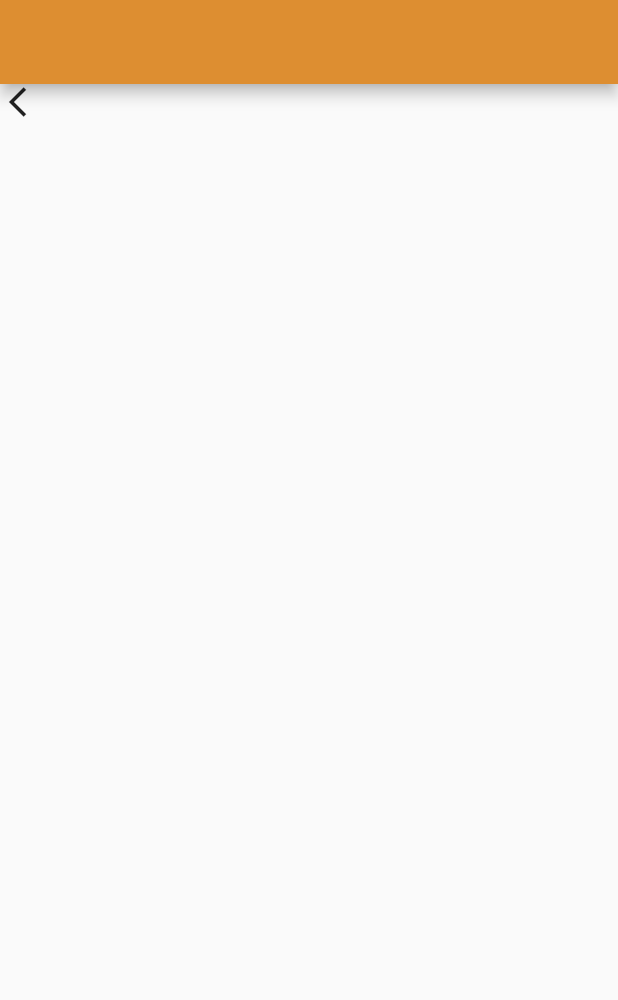
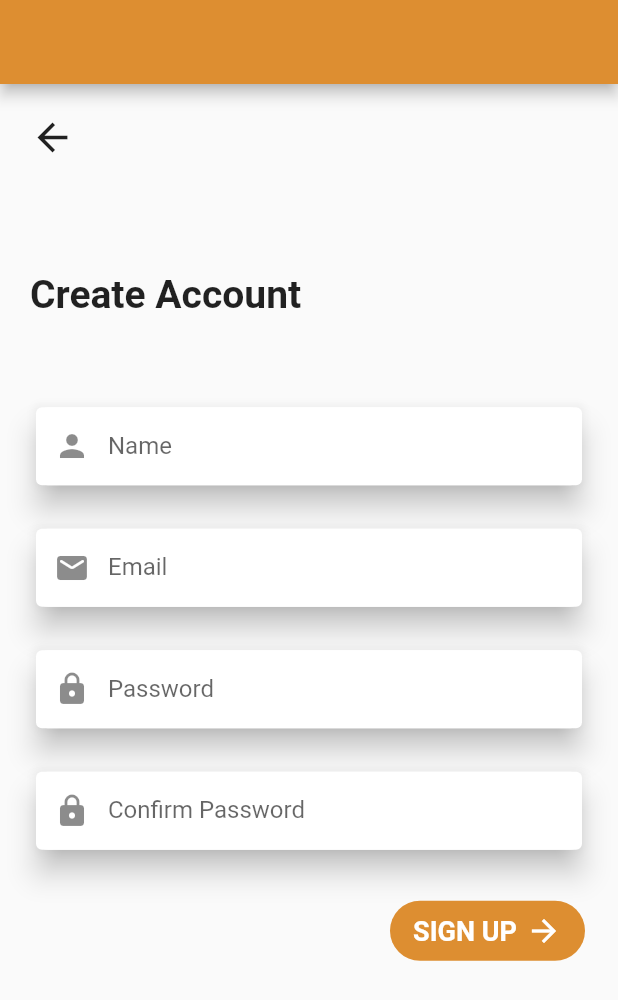
Before and after one commit to sameeranand12/ttmf-app, a Flutter app: the screen it shows after launch, after a tap on "LOGIN", on a phone screen of 412 x 824 dp. Shown: the top 1000 px of the screen. Run offline on Flutter 3.47's test engine with Material 2 defaults, Android fonts, the phone set to English and light mode, and no system bars.

Commit message:
Sign up screen done

```diff
--- /dev/null
+++ b/lib/enterfield.dart
@@ -0,0 +1,54 @@
+import 'package:flutter/material.dart';
+
+class EnterField extends StatelessWidget {
+
+
+  final IconData icons;
+
+  final String title;
+  var _controller = TextEditingController();
+
+  final bool isPassword;
+
+
+  EnterField(this.title,this.icons ,  {this.isPassword = false});
+
+
+  @override
+  Widget build(BuildContext context) {
+    return Container(
+
+      margin: EdgeInsets.only( left: 20 ,right: 20),
+
+     // margin: EdgeInsets.symmetric(vertical: 6),
+      child: Column(
+        crossAxisAlignment: CrossAxisAlignment.start,
+        children: [
+          SizedBox(
+            height: 21,
+          ),
+          Container(
+            height: 60,
+            child: Card(
+              elevation: 8,
+              child: TextField(
+                controller: _controller,
+                obscureText: isPassword,
+                decoration: InputDecoration(
+                  prefixIcon:Icon(icons),
+                  border: OutlineInputBorder(
+                      borderSide: BorderSide.none,
+                      borderRadius: BorderRadius.circular(8)),
+                  fillColor: Colors.white,
+                  filled: true,
+                  labelText: title,
+
+                ),
+              ),
+            ),
+          )
+        ],
+      ),
+    );
+  }
+}
--- a/lib/homepage.dart
+++ b/lib/homepage.dart
@@ -13,8 +13,6 @@ class _HomePageState extends State<HomePage> {
   @override
   Widget build(BuildContext context) {
     return Material(
-       child: SingleChildScrollView(
-
        child: Column(
          mainAxisAlignment: MainAxisAlignment.spaceAround,
          // crossAxisAlignment: CrossAxisAlignment.stretch,
@@ -70,7 +68,16 @@ class _HomePageState extends State<HomePage> {
                  ),
                  Row(
                    children: [
-                        Container(
+                     InkWell(
+                       onTap: () {
+                         Navigator.push(
+                           context,
+                           MaterialPageRoute(
+                             builder: (context) => Sign(),
+                           ),
+                         );
+                       },
+                       child: Container(
                          height: 59,
                          width: 146,
                          decoration: BoxDecoration(
@@ -90,7 +97,17 @@ class _HomePageState extends State<HomePage> {
                            ),
                          ),
                        ),
-                        Container(
+                     ),
+                     InkWell(
+                       onTap: () {
+                         Navigator.push(
+                           context,
+                           MaterialPageRoute(
+                             builder: (context) => Sign(),
+                           ),
+                         );
+                       },
+                       child: Container(
                          height: 59,
                          width: 146,
                          decoration: BoxDecoration(
@@ -99,15 +116,6 @@ class _HomePageState extends State<HomePage> {
                          ),
                          margin: EdgeInsets.fromLTRB(27, 30, 0, 0),
                          child: Center(
-                            child: InkWell(
-                              onTap: () {
-                                Navigator.push(
-                                  context,
-                                  MaterialPageRoute(//dfxcvfdv
-                                    builder: (context) => Sign(),
-                                  ),
-                                );
-                              },
                            child: Text(
                              'LOGIN',
                              style: TextStyle(
@@ -127,8 +135,6 @@ class _HomePageState extends State<HomePage> {
            ),
          ],
        ),
-
-      ),
     );
   }
 }
--- a/lib/signincreen.dart
+++ b/lib/signincreen.dart
@@ -1,5 +1,6 @@
 import 'package:flutter/material.dart';
 import 'package:flutter/cupertino.dart';
+import 'package:ttmf/enterfield.dart';
 import 'package:ttmf/homepage.dart';
 
 
@@ -19,10 +20,14 @@ class _SignState extends State<Sign> {
         appBar: AppBar(
           backgroundColor:Color(0xffDD8E31),
 
-        ), //AppBar
-     body: Column(
+        ),
+
+     body: SingleChildScrollView(
+       child: Column(
+ crossAxisAlignment: CrossAxisAlignment.start,
          children: [
            Container(
+             margin: EdgeInsets.only(top: 20.5 ,left: 20 ),
              child: InkWell(
                onTap: () {
                  Navigator.pop(context);
@@ -35,13 +40,67 @@ class _SignState extends State<Sign> {
                           },
 
                child: Icon(
-               Icons.arrow_back_ios_outlined),
+                 Icons.arrow_back,
+               size: 30,),
+             ),
+        ),
+SizedBox(
+  height: 75,
+),
+           Container(
+             margin: EdgeInsets.only( left: 20),
+             child: Text(
+               'Create Account',style: TextStyle(
+               fontWeight: FontWeight.w700,
+               fontStyle: FontStyle.normal,
+               fontSize: 26,
+
+             ),
+             ),
+           ),
+           SizedBox(
+             height: 35,
+           ),
+           EnterField('Name',  Icons.person,),
+           EnterField('Email',Icons.mail_rounded),
+           EnterField('Password', Icons.lock_rounded ,isPassword: true , ),
+          EnterField('Confirm Password',Icons.lock_rounded,  isPassword: true),
+
+           Container(
+
+             height: 40,
+             width: 130,
+             decoration: BoxDecoration(
+                 color: Color(0xffDD8E31),
+                 borderRadius: BorderRadius.circular(47)
+             ),
+             margin: EdgeInsets.only(left: 260 , top: 30),
+             child: Row(
+               mainAxisAlignment: MainAxisAlignment.center,
+               children: [Center(
+                 child: Text(
+                   'SIGN UP',
+                   style: TextStyle(
+                     color: Colors.white,
+                     fontSize: 18,
+                     fontStyle: FontStyle.normal,
+                     fontWeight: FontWeight.w700,
+                   ),
+                 ),
+               ),
+                 SizedBox(width: 6,),
+                 Container(
+                   child: Icon(Icons.arrow_forward_outlined,
+                   color: Colors.white,),
+                 ),
+        ],
              ),
            ),
 
          ],
        ),
      ),
+      ),
 
     );
   }
```
Lines whose indentation alone changed are shown as unchanged.
